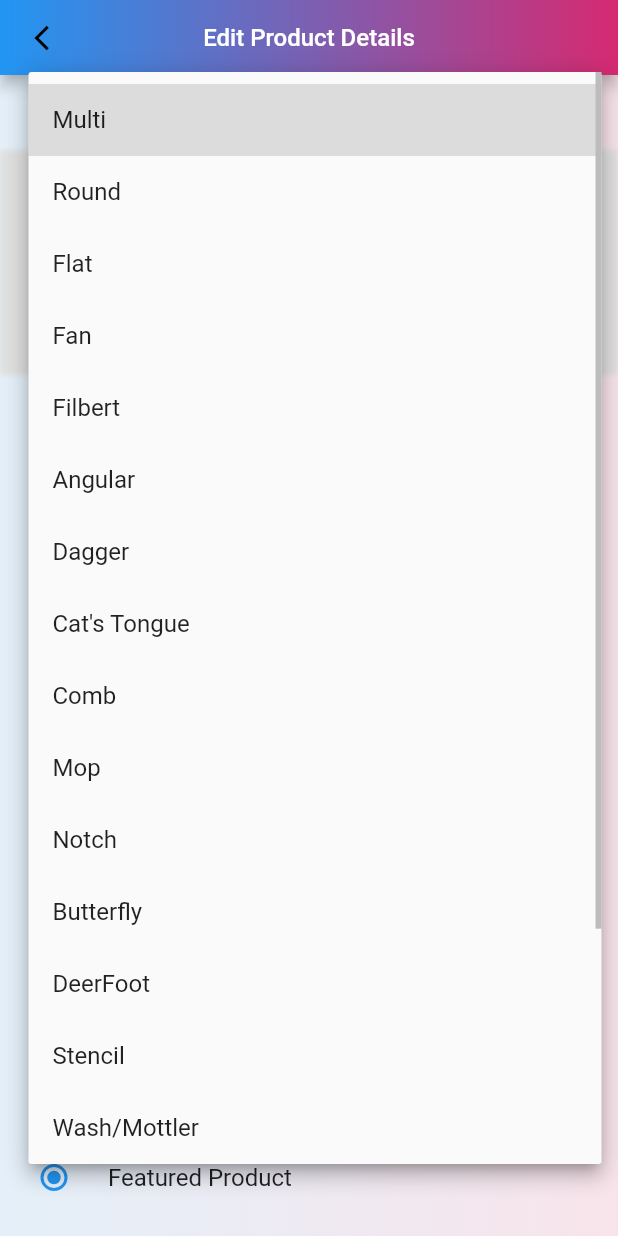
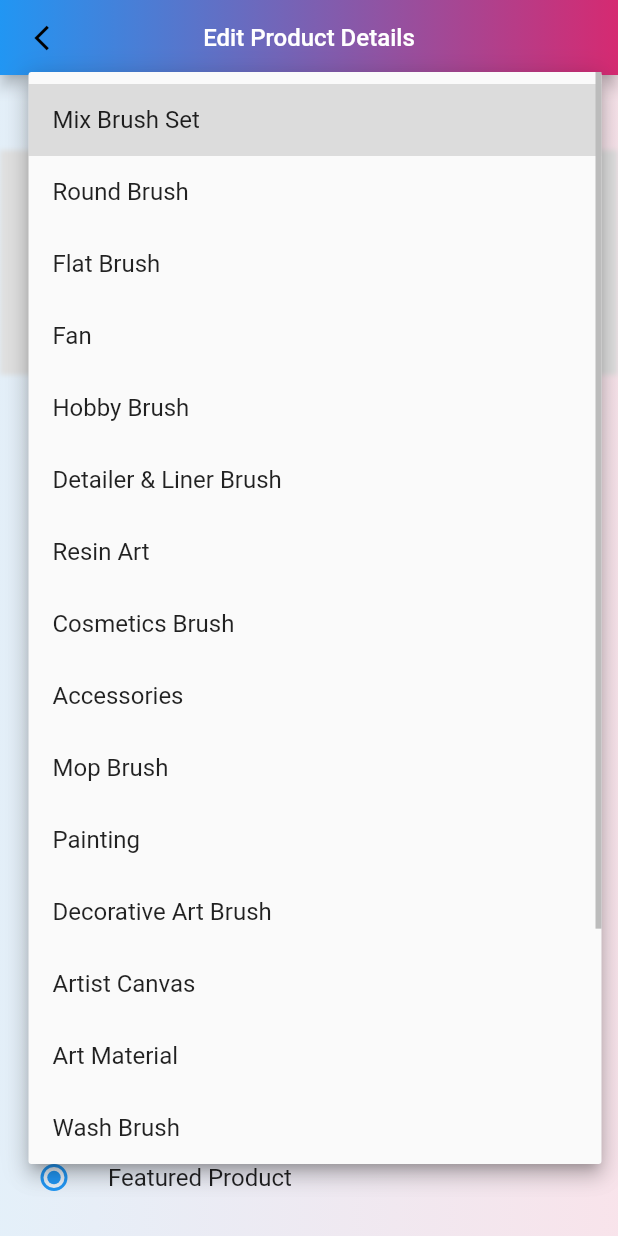
Before and after one commit to blessedtarun/admin_panel_2, a Flutter app: the UploadPage screen opened directly, after a tap on "Select Category", on a phone screen of 412 x 824 dp. Run offline on Flutter 3.47's test engine with Material 2 defaults, Android fonts, the phone set to English and light mode, and no system bars; our stand-ins replace cloud_firestore, file_picker, firebase_auth, firebase_core, firebase_storage, fluttertoast and 4 more; accounts and stored records are empty.

Commit message:
Date 17 Feb 2023

```diff
--- a/lib/Config/config.dart
+++ b/lib/Config/config.dart
@@ -33,23 +33,23 @@ class EcommerceApp {
   static final String isCompleted = 'isCompleted';
   static final bool isFeatured = false;
   static List<String> category = [
-    'Multi',
-    'Round',
-    'Flat',
+    'Mix Brush Set',
+    'Round Brush',
+    'Flat Brush',
     'Fan',
-    'Filbert',
-    'Angular',
-    'Dagger',
-    "Cat's Tongue",
-    "Comb",
-    'Mop',
-    'Notch',
-    'Butterfly',
-    'DeerFoot',
-    'Stencil',
-    'Wash/Mottler',
-    "Blender",
-    'Smudger',
+    'Hobby Brush',
+    'Detailer & Liner Brush',
+    'Resin Art',
+    "Cosmetics Brush",
+    "Accessories",
+    'Mop Brush',
+    'Painting',
+    'Decorative Art Brush',
+    'Artist Canvas',
+    'Art Material',
+    'Wash Brush',
+    "Blending Brush",
+    'Dry Brush',
     'Brush Combo',
     'Art Material',
   ];
--- a/lib/screens/login.dart
+++ b/lib/screens/login.dart
@@ -150,7 +150,7 @@ class _AdminSignInScreenState extends State<AdminSignInScreen> {
                 height: 25.0,
               ),
               CustomButton(
-                color: Theme.of(context).primaryColor,
+                // color: Theme.of(context).primaryColor,
                 text: 'Login',
                 textColor: Colors.white,
                 click: () {
```
Also changed, not shown: pubspec.yaml (+7 -9 lines), pubspec.lock, 3 other files.
